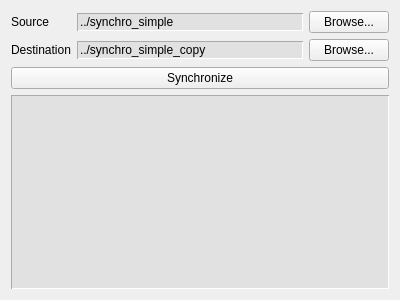
hlaporthein/sandbox, file qt/synchro_simple/synchro_simple/dialog.ui: the form before one commit.
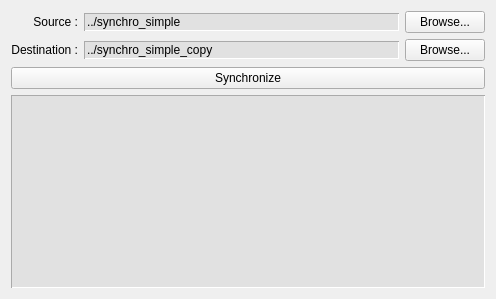
The form after the commit. Icons and pictures are not drawn.

Diff of the .ui file:
```diff
--- a/qt/synchro_simple/synchro_simple/dialog.ui
+++ b/qt/synchro_simple/synchro_simple/dialog.ui
@@ -6,8 +6,8 @@
    <rect>
     <x>0</x>
     <y>0</y>
-    <width>400</width>
-    <height>300</height>
+    <width>496</width>
+    <height>299</height>
    </rect>
   </property>
   <property name="windowTitle">
@@ -28,14 +28,20 @@
        <item row="0" column="0">
         <widget class="QLabel" name="label">
          <property name="text">
-          <string>Source</string>
+          <string>Source :</string>
+         </property>
+         <property name="alignment">
+          <set>Qt::AlignRight|Qt::AlignTrailing|Qt::AlignVCenter</set>
          </property>
         </widget>
        </item>
        <item row="1" column="0">
         <widget class="QLabel" name="label_2">
          <property name="text">
-          <string>Destination</string>
+          <string>Destination :</string>
+         </property>
+         <property name="alignment">
+          <set>Qt::AlignRight|Qt::AlignTrailing|Qt::AlignVCenter</set>
          </property>
         </widget>
        </item>
```
Left out of the diff: 10 changed lines with no effect on the pictures.
